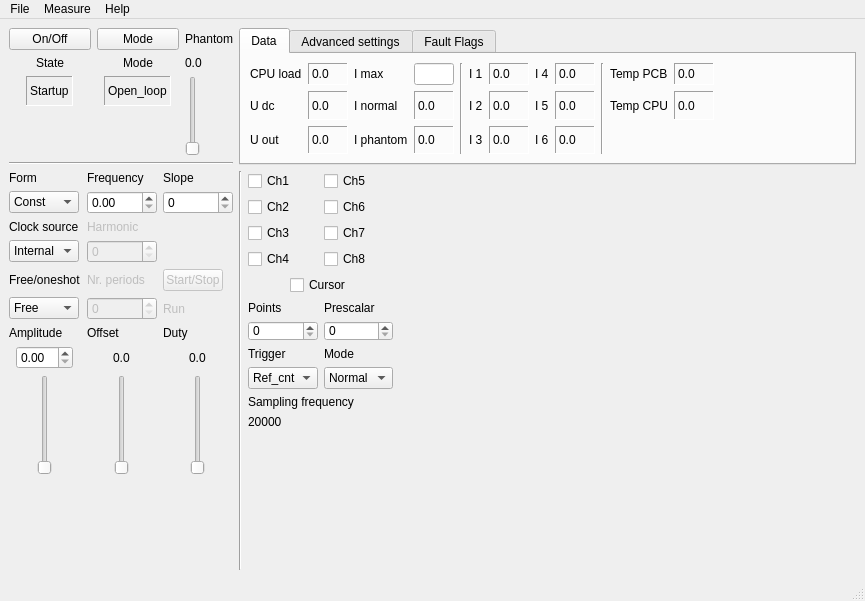
Qt form GUI_main_window.ui (LRTME/PS3700GAN_GUI_Kolmanko) before a commit.
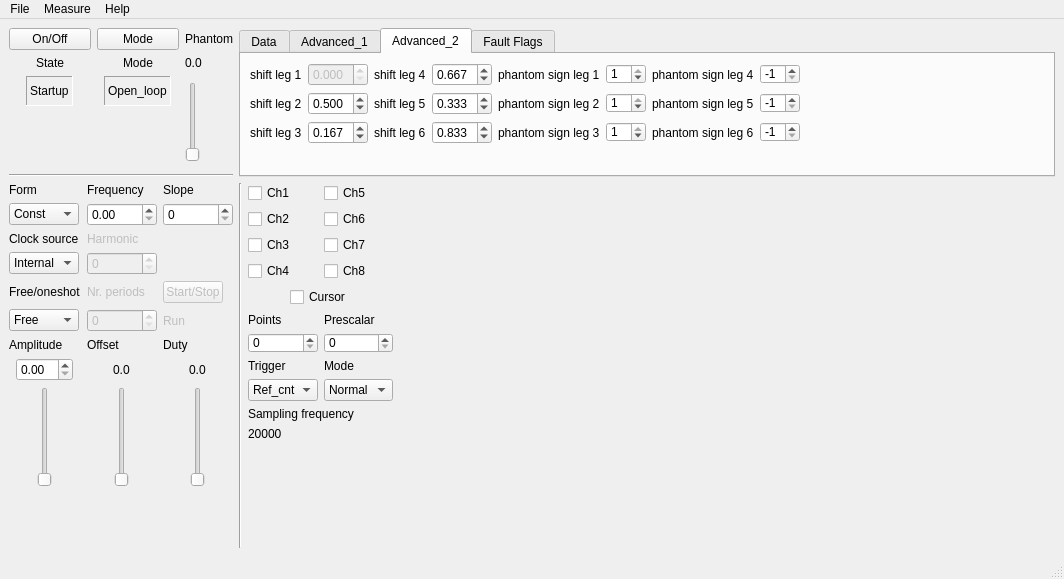
The same form after that commit. Custom widgets are drawn as their Qt base class.

Commit message: Dodal podporo za spreminjanje fantomskega obratovanja in faznih premikov

Diff of the .ui file:
```diff
--- a/GUI_main_window.ui
+++ b/GUI_main_window.ui
@@ -6,8 +6,8 @@
    <rect>
     <x>0</x>
     <y>0</y>
-    <width>865</width>
-    <height>601</height>
+    <width>1064</width>
+    <height>579</height>
    </rect>
   </property>
   <property name="windowTitle">
@@ -24,7 +24,7 @@
        </sizepolicy>
       </property>
       <property name="currentIndex">
-       <number>0</number>
+       <number>2</number>
       </property>
       <widget class="QWidget" name="tab">
        <attribute name="title">
@@ -417,7 +417,7 @@
       </widget>
       <widget class="QWidget" name="tab_5">
        <attribute name="title">
-        <string>Advanced settings</string>
+        <string>Advanced_1</string>
        </attribute>
        <layout class="QGridLayout" name="gridLayout_9">
         <item row="1" column="3">
@@ -533,6 +533,531 @@
           </property>
          </widget>
         </item>
+        <item row="1" column="0">
+         <widget class="QCheckBox" name="cb_leg2">
+          <property name="text">
+           <string>Veja 2</string>
+          </property>
+          <property name="checked">
+           <bool>true</bool>
+          </property>
+         </widget>
+        </item>
+        <item row="0" column="3">
+         <widget class="QLineEdit" name="le_freq">
+          <property name="maximumSize">
+           <size>
+            <width>60</width>
+            <height>16777215</height>
+           </size>
+          </property>
+          <property name="text">
+           <string>250000</string>
+          </property>
+         </widget>
+        </item>
+        <item row="0" column="1">
+         <widget class="QCheckBox" name="cb_leg4">
+          <property name="text">
+           <string>Veja 4</string>
+          </property>
+          <property name="checked">
+           <bool>true</bool>
+          </property>
+         </widget>
+        </item>
+       </layout>
+      </widget>
+      <widget class="QWidget" name="tab_3">
+       <attribute name="title">
+        <string>Advanced_2</string>
+       </attribute>
+       <layout class="QGridLayout" name="gridLayout_7">
+        <item row="1" column="3">
+         <widget class="QDoubleSpinBox" name="spb_shift_leg_5">
+          <property name="minimumSize">
+           <size>
+            <width>60</width>
+            <height>0</height>
+           </size>
+          </property>
+          <property name="decimals">
+           <number>3</number>
+          </property>
+          <property name="maximum">
+           <double>1.000000000000000</double>
+          </property>
+          <property name="singleStep">
+           <double>0.001000000000000</double>
+          </property>
+          <property name="value">
+           <double>0.333000000000000</double>
+          </property>
+         </widget>
+        </item>
+        <item row="0" column="0">
+         <widget class="QLabel" name="label_23">
+          <property name="autoFillBackground">
+           <bool>false</bool>
+          </property>
+          <property name="frameShape">
+           <enum>QFrame::NoFrame</enum>
+          </property>
+          <property name="text">
+           <string>shift leg 1</string>
+          </property>
+         </widget>
+        </item>
+        <item row="3" column="8">
+         <spacer name="horizontalSpacer_3">
+          <property name="orientation">
+           <enum>Qt::Horizontal</enum>
+          </property>
+          <property name="sizeHint" stdset="0">
+           <size>
+            <width>40</width>
+            <height>20</height>
+           </size>
+          </property>
+         </spacer>
+        </item>
+        <item row="0" column="6">
+         <widget class="QLabel" name="label_42">
+          <property name="autoFillBackground">
+           <bool>false</bool>
+          </property>
+          <property name="frameShape">
+           <enum>QFrame::NoFrame</enum>
+          </property>
+          <property name="text">
+           <string>phantom sign leg 4</string>
+          </property>
+         </widget>
+        </item>
+        <item row="0" column="3">
+         <widget class="QDoubleSpinBox" name="spb_shift_leg_4">
+          <property name="minimumSize">
+           <size>
+            <width>60</width>
+            <height>0</height>
+           </size>
+          </property>
+          <property name="decimals">
+           <number>3</number>
+          </property>
+          <property name="maximum">
+           <double>1.000000000000000</double>
+          </property>
+          <property name="singleStep">
+           <double>0.001000000000000</double>
+          </property>
+          <property name="value">
+           <double>0.667000000000000</double>
+          </property>
+         </widget>
+        </item>
+        <item row="1" column="4">
+         <widget class="QLabel" name="label_40">
+          <property name="autoFillBackground">
+           <bool>false</bool>
+          </property>
+          <property name="frameShape">
+           <enum>QFrame::NoFrame</enum>
+          </property>
+          <property name="text">
+           <string>phantom sign leg 2</string>
+          </property>
+         </widget>
+        </item>
+        <item row="0" column="2">
+         <widget class="QLabel" name="label_26">
+          <property name="autoFillBackground">
+           <bool>false</bool>
+          </property>
+          <property name="frameShape">
+           <enum>QFrame::NoFrame</enum>
+          </property>
+          <property name="text">
+           <string>shift leg 4</string>
+          </property>
+         </widget>
+        </item>
+        <item row="0" column="5">
+         <widget class="QSpinBox" name="sp_sign_leg_1">
+          <property name="minimumSize">
+           <size>
+            <width>40</width>
+            <height>0</height>
+           </size>
+          </property>
+          <property name="maximumSize">
+           <size>
+            <width>40</width>
+            <height>20</height>
+           </size>
+          </property>
+          <property name="minimum">
+           <number>-1</number>
+          </property>
+          <property name="maximum">
+           <number>1</number>
+          </property>
+          <property name="singleStep">
+           <number>2</number>
+          </property>
+          <property name="value">
+           <number>1</number>
+          </property>
+         </widget>
+        </item>
+        <item row="2" column="3">
+         <widget class="QDoubleSpinBox" name="spb_shift_leg_6">
+          <property name="minimumSize">
+           <size>
+            <width>60</width>
+            <height>0</height>
+           </size>
+          </property>
+          <property name="decimals">
+           <number>3</number>
+          </property>
+          <property name="maximum">
+           <double>1.000000000000000</double>
+          </property>
+          <property name="singleStep">
+           <double>0.001000000000000</double>
+          </property>
+          <property name="value">
+           <double>0.833000000000000</double>
+          </property>
+         </widget>
+        </item>
+        <item row="2" column="2">
+         <widget class="QLabel" name="label_38">
+          <property name="autoFillBackground">
+           <bool>false</bool>
+          </property>
+          <property name="frameShape">
+           <enum>QFrame::NoFrame</enum>
+          </property>
+          <property name="text">
+           <string>shift leg 6</string>
+          </property>
+         </widget>
+        </item>
+        <item row="1" column="6">
+         <widget class="QLabel" name="label_43">
+          <property name="autoFillBackground">
+           <bool>false</bool>
+          </property>
+          <property name="frameShape">
+           <enum>QFrame::NoFrame</enum>
+          </property>
+          <property name="text">
+           <string>phantom sign leg 5</string>
+          </property>
+         </widget>
+        </item>
+        <item row="1" column="5">
+         <widget class="QSpinBox" name="sp_sign_leg_2">
+          <property name="minimumSize">
+           <size>
+            <width>40</width>
+            <height>0</height>
+           </size>
+          </property>
+          <property name="maximumSize">
+           <size>
+            <width>40</width>
+            <height>20</height>
+           </size>
+          </property>
+          <property name="minimum">
+           <number>-1</number>
+          </property>
+          <property name="maximum">
+           <number>1</number>
+          </property>
+          <property name="singleStep">
+           <number>2</number>
+          </property>
+          <property name="value">
+           <number>1</number>
+          </property>
+         </widget>
+        </item>
+        <item row="2" column="1">
+         <widget class="QDoubleSpinBox" name="spb_shift_leg_3">
+          <property name="minimumSize">
+           <size>
+            <width>60</width>
+            <height>0</height>
+           </size>
+          </property>
+          <property name="decimals">
+           <number>3</number>
+          </property>
+          <property name="maximum">
+           <double>1.000000000000000</double>
+          </property>
+          <property name="singleStep">
+           <double>0.001000000000000</double>
+          </property>
+          <property name="value">
+           <double>0.167000000000000</double>
+          </property>
+         </widget>
+        </item>
+        <item row="2" column="5">
+         <widget class="QSpinBox" name="sp_sign_leg_3">
+          <property name="minimumSize">
+           <size>
+            <width>40</width>
+            <height>0</height>
+           </size>
+          </property>
+          <property name="maximumSize">
+           <size>
+            <width>40</width>
+            <height>20</height>
+           </size>
+          </property>
+          <property name="minimum">
+           <number>-1</number>
+          </property>
+          <property name="maximum">
+           <number>1</number>
+          </property>
+          <property name="singleStep">
+           <number>2</number>
+          </property>
+          <property name="value">
+           <number>1</number>
+          </property>
+         </widget>
+        </item>
+        <item row="0" column="4">
+         <widget class="QLabel" name="label_39">
+          <property name="autoFillBackground">
+           <bool>false</bool>
+          </property>
+          <property name="frameShape">
+           <enum>QFrame::NoFrame</enum>
+          </property>
+          <property name="text">
+           <string>phantom sign leg 1</string>
+          </property>
+         </widget>
+        </item>
+        <item row="2" column="4">
+         <widget class="QLabel" name="label_41">
+          <property name="autoFillBackground">
+           <bool>false</bool>
+          </property>
+          <property name="frameShape">
+           <enum>QFrame::NoFrame</enum>
+          </property>
+          <property name="text">
+           <string>phantom sign leg 3</string>
+          </property>
+         </widget>
+        </item>
+        <item row="1" column="0">
+         <widget class="QLabel" name="label_24">
+          <property name="autoFillBackground">
+           <bool>false</bool>
+          </property>
+          <property name="frameShape">
+           <enum>QFrame::NoFrame</enum>
+          </property>
+          <property name="text">
+           <string>shift leg 2</string>
+          </property>
+         </widget>
+        </item>
+        <item row="1" column="1">
+         <widget class="QDoubleSpinBox" name="spb_shift_leg_2">
+          <property name="minimumSize">
+           <size>
+            <width>60</width>
+            <height>0</height>
+           </size>
+          </property>
+          <property name="decimals">
+           <number>3</number>
+          </property>
+          <property name="maximum">
+           <double>1.000000000000000</double>
+          </property>
+          <property name="singleStep">
+           <double>0.001000000000000</double>
+          </property>
+          <property name="value">
+           <double>0.500000000000000</double>
+          </property>
+         </widget>
+        </item>
+        <item row="0" column="1">
+         <widget class="QDoubleSpinBox" name="spb_shift_leg_1">
+          <property name="enabled">
+           <bool>false</bool>
+          </property>
+          <property name="minimumSize">
+           <size>
+            <width>60</width>
+            <height>0</height>
+           </size>
+          </property>
+          <property name="decimals">
+           <number>3</number>
+          </property>
+          <property name="maximum">
+           <double>1.000000000000000</double>
+          </property>
+          <property name="singleStep">
+           <double>0.001000000000000</double>
+          </property>
+          <property name="value">
+           <double>0.000000000000000</double>
+          </property>
+         </widget>
+        </item>
+        <item row="2" column="0">
+         <widget class="QLabel" name="label_25">
+          <property name="autoFillBackground">
+           <bool>false</bool>
+          </property>
+          <property name="frameShape">
+           <enum>QFrame::NoFrame</enum>
+          </property>
+          <property name="text">
+           <string>shift leg 3</string>
+          </property>
+         </widget>
+        </item>
+        <item row="1" column="2">
+         <widget class="QLabel" name="label_37">
+          <property name="autoFillBackground">
+           <bool>false</bool>
+          </property>
+          <property name="frameShape">
+           <enum>QFrame::NoFrame</enum>
+          </property>
+          <property name="text">
+           <string>shift leg 5</string>
+          </property>
+         </widget>
+        </item>
+        <item row="3" column="0">
+         <spacer name="verticalSpacer_4">
+          <property name="orientation">
+           <enum>Qt::Vertical</enum>
+          </property>
+          <property name="sizeHint" stdset="0">
+           <size>
+            <width>20</width>
+            <height>1</height>
+           </size>
+          </property>
+         </spacer>
+        </item>
+        <item row="2" column="6">
+         <widget class="QLabel" name="label_44">
+          <property name="autoFillBackground">
+           <bool>false</bool>
+          </property>
+          <property name="frameShape">
+           <enum>QFrame::NoFrame</enum>
+          </property>
+          <property name="text">
+           <string>phantom sign leg 6</string>
+          </property>
+         </widget>
+        </item>
+        <item row="0" column="7">
+         <widget class="QSpinBox" name="sp_sign_leg_4">
+          <property name="minimumSize">
+           <size>
+            <width>40</width>
+            <height>0</height>
+           </size>
+          </property>
+          <property name="maximumSize">
+           <size>
+            <width>40</width>
+            <height>20</height>
+           </size>
+          </property>
+          <property name="minimum">
+           <number>-1</number>
+          </property>
+          <property name="maximum">
+           <number>1</number>
+          </property>
+          <property name="singleStep">
+           <number>2</number>
+          </property>
+          <property name="value">
+           <number>-1</number>
+          </property>
+         </widget>
+        </item>
+        <item row="1" column="7">
+         <widget class="QSpinBox" name="sp_sign_leg_5">
+          <property name="minimumSize">
+           <size>
+            <width>40</width>
+            <height>0</height>
+           </size>
+          </property>
+          <property name="maximumSize">
+           <size>
+            <width>40</width>
+            <height>20</height>
+           </size>
+          </property>
+          <property name="minimum">
+           <number>-1</number>
+          </property>
+          <property name="maximum">
+           <number>1</number>
+          </property>
+          <property name="singleStep">
+           <number>2</number>
+          </property>
+          <property name="value">
+           <number>-1</number>
+          </property>
+         </widget>
+        </item>
+        <item row="2" column="7">
+         <widget class="QSpinBox" name="sp_sign_leg_6">
+          <property name="minimumSize">
+           <size>
+            <width>40</width>
+            <height>0</height>
+           </size>
+          </property>
+          <property name="maximumSize">
+           <size>
+            <width>40</width>
+            <height>20</height>
+           </size>
+          </property>
+          <property name="minimum">
+           <number>-1</number>
+          </property>
+          <property name="maximum">
+           <number>1</number>
+          </property>
+          <property name="singleStep">
+           <number>2</number>
+          </property>
+          <property name="value">
+           <number>-1</number>
+          </property>
+         </widget>
+        </item>
        </layout>
       </widget>
       <widget class="QWidget" name="tab_2">
@@ -1616,8 +2141,8 @@
     <rect>
      <x>0</x>
      <y>0</y>
-     <width>865</width>
-     <height>22</height>
+     <width>1064</width>
+     <height>21</height>
     </rect>
    </property>
    <widget class="QMenu" name="menuFile">
```
Left out of the diff: 65 changed lines with no effect on the pictures. The commit also changes 1 other file.
